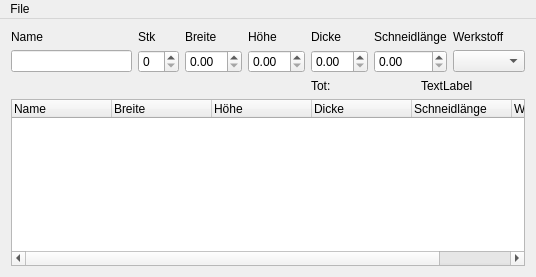
Before: the Qt Designer form SuperCalculator/Source/src/MainWindow.ui in domi4484/ZumMaschine, drawn with Qt 5.
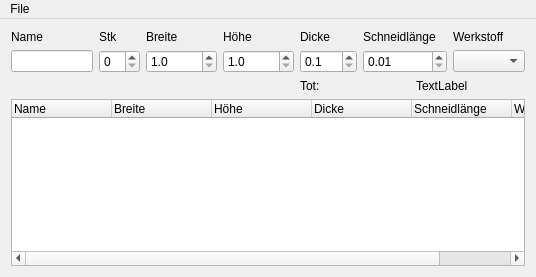
After: the same form once the commit is applied.

What changed in the file:
```diff
--- a/SuperCalculator/Source/src/MainWindow.ui
+++ b/SuperCalculator/Source/src/MainWindow.ui
@@ -47,7 +47,17 @@
      </widget>
     </item>
     <item row="1" column="2">
-     <widget class="QDoubleSpinBox" name="m_QDoubleSpinBox_Width"/>
+     <widget class="QDoubleSpinBox" name="m_QDoubleSpinBox_Width">
+      <property name="decimals">
+       <number>1</number>
+      </property>
+      <property name="minimum">
+       <double>1.000000000000000</double>
+      </property>
+      <property name="maximum">
+       <double>10000.000000000000000</double>
+      </property>
+     </widget>
     </item>
     <item row="0" column="4">
      <widget class="QLabel" name="label_4">
@@ -57,7 +67,17 @@
      </widget>
     </item>
     <item row="1" column="3">
-     <widget class="QDoubleSpinBox" name="m_QDoubleSpinBox_Height"/>
+     <widget class="QDoubleSpinBox" name="m_QDoubleSpinBox_Height">
+      <property name="decimals">
+       <number>1</number>
+      </property>
+      <property name="minimum">
+       <double>1.000000000000000</double>
+      </property>
+      <property name="maximum">
+       <double>10000.000000000000000</double>
+      </property>
+     </widget>
     </item>
     <item row="3" column="0" colspan="7">
      <widget class="QTreeWidget" name="m_QTreeWidget">
@@ -94,7 +114,17 @@
      </widget>
     </item>
     <item row="1" column="4">
-     <widget class="QDoubleSpinBox" name="m_QDoubleSpinBox_Thickness"/>
+     <widget class="QDoubleSpinBox" name="m_QDoubleSpinBox_Thickness">
+      <property name="decimals">
+       <number>1</number>
+      </property>
+      <property name="minimum">
+       <double>0.100000000000000</double>
+      </property>
+      <property name="maximum">
+       <double>300.000000000000000</double>
+      </property>
+     </widget>
     </item>
     <item row="1" column="6">
      <widget class="QComboBox" name="m_QComboBox_Material"/>
@@ -114,7 +144,14 @@
      </widget>
     </item>
     <item row="1" column="5">
-     <widget class="QDoubleSpinBox" name="m_QDoubleSpinBox_CutLength"/>
+     <widget class="QDoubleSpinBox" name="m_QDoubleSpinBox_CutLength">
+      <property name="minimum">
+       <double>0.010000000000000</double>
+      </property>
+      <property name="maximum">
+       <double>900000.000000000000000</double>
+      </property>
+     </widget>
     </item>
     <item row="1" column="1">
      <widget class="QSpinBox" name="m_QSpinBox_Pieces"/>
```
